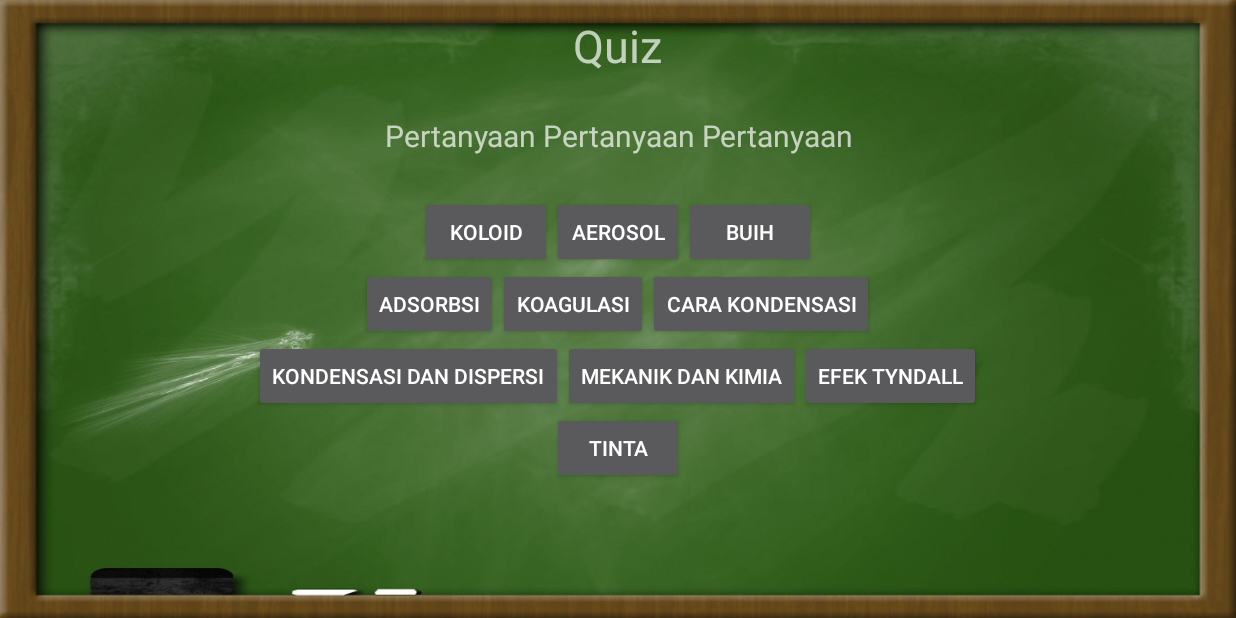
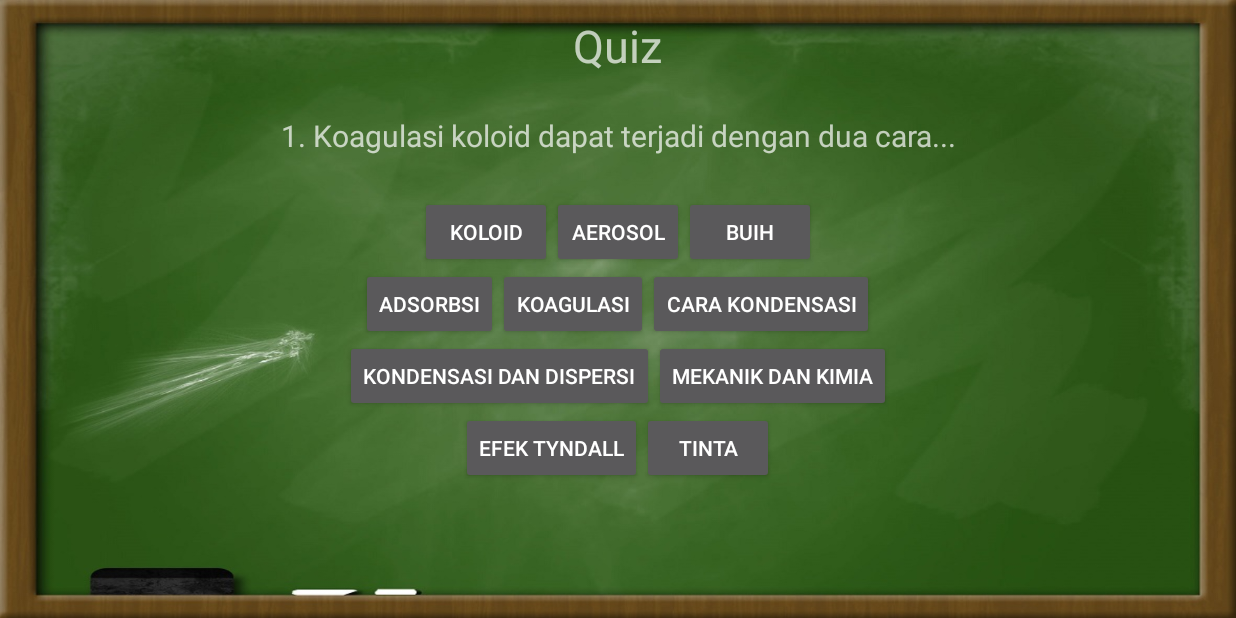
Before and after one commit to nandawawank/KimOnDroid, an Android app: the QuizActivity screen opened directly, with no data from a screen before it, on a phone screen of 824 x 412 dp (held sideways). Run offline under Robolectric (Android 15) with nearby library versions, the phone set to English and light mode, and no system bars.

Commit message:
Menambahkan fitur-fitur quiz

```diff
--- a/app/src/main/java/com/madwak/kimondroid/MainActivity.java
+++ b/app/src/main/java/com/madwak/kimondroid/MainActivity.java
@@ -21,7 +21,7 @@ public class MainActivity extends AppCompatActivity {
     public void funcQuiz(View view) {
         Intent quiz = new Intent(MainActivity.this,QuizActivity.class);
         startActivity(quiz);
-        finish();
+        // finish();
     }
 
     public void funMateri(View view) {
--- a/app/src/main/java/com/madwak/kimondroid/QuizActivity.java
+++ b/app/src/main/java/com/madwak/kimondroid/QuizActivity.java
@@ -1,12 +1,23 @@
 package com.madwak.kimondroid;
 
+import android.content.DialogInterface;
+import android.content.Intent;
+import android.support.v7.app.AlertDialog;
 import android.support.v7.app.AppCompatActivity;
 import android.os.Bundle;
+import android.view.View;
+import android.widget.Button;
 import android.widget.TextView;
+import android.widget.Toast;
+
+import java.util.ArrayList;
+import java.util.List;
+
+import static java.lang.System.*;
 
 public class QuizActivity extends AppCompatActivity {
 
-    String[] Pertanyaan = { "Campuran yang ukuran partikel terdispersinya berada di antara larutan dan suspensi adalah…",
+    String[] pertanyaan = { "Campuran yang ukuran partikel terdispersinya berada di antara larutan dan suspensi adalah…",
             "Sistem koloid dari pertikel padat atau cair yang terdispersi dalam gas adalah…",
             "Sistem koloid dari gas yang terdispersi dalam zat cair adalah...",
             "Peristiwa penyerapan muatan oleh permukaan-permukaan partikel koloid adalah...",
@@ -16,12 +27,87 @@ public class QuizActivity extends AppCompatActivity {
             "Koagulasi koloid dapat terjadi dengan dua cara...",
             "Peristiwa penghamburan partikel koloid oleh cahaya adalah...",
             "Contoh sistem koloid dari fase terdispersi padat dalam pendispersi cair adalah..."};
+    String[] jawaban = { "Koloid", "Aerosol", "Buih", "Adsorbsi", "Koagulasi", "Cara Kondensasi", "Kondensasi dan Dispersi", "Mekanik dan Kimia", "Efek Tyndall", "Tinta" };
 
-    TextView tvQuestion = (TextView) findViewById(R.id.tvQuestion);
+    List history = new ArrayList();
+    TextView tvQuestion;
+    Button myAnswer;
+
+    int myScore = 0;
+    int indexQuest = 0;
+    int totalQuest = 0;
 
     @Override
     protected void onCreate(Bundle savedInstanceState) {
         super.onCreate(savedInstanceState);
         setContentView(R.layout.activity_quiz);
+        tvQuestion = (TextView) findViewById(R.id.tvQuestion);
+
+        setQuest();
+    }
+
+    void setQuest() {
+        if (totalQuest < 10) {
+            // mengambil indeks untuk pertanyaan secara acak dari 0 - 9
+            indexQuest = (int) (Math.random() * pertanyaan.length);
+
+            // mengecek apakah indeks yang didapat sudah pernah didapat sebelumnya
+            for (int n = 0; n < history.size(); n++) {
+                if ((int) history.get(n) == indexQuest) {
+                    out.println("Jejak ?= Indeks : " + (int) history.get(n) + " ?= " + indexQuest);
+
+                    indexQuest = (int) (Math.random() * pertanyaan.length);
+                    n = 0;
+                }
+            }
+            totalQuest++;
+            history.add(indexQuest);
+            out.println(pertanyaan[indexQuest].toString() + "? " + jawaban[indexQuest].toString());
+
+            tvQuestion.setText(totalQuest + ". " + pertanyaan[indexQuest].toString());
+        }
+        else {
+            // jika permainan selesai maka akan ditampilkan dialog quiz selesai dan menampilkan nilai yang diperoleh
+            AlertDialog.Builder dialogEnd = new  AlertDialog.Builder(this);
+            dialogEnd.setTitle("Quiz berakhir!");
+            dialogEnd
+                    .setMessage("Selamat! Kamu berhasil menjawab " + myScore / 10 + " pertanyaan \nNilai Kamu: " + myScore)
+                    //.setIcon(R.drawable.right)
+                    .setCancelable(false)
+                    .setPositiveButton("Beranda", new DialogInterface.OnClickListener() {
+                        public void onClick(DialogInterface dialog, int id) {
+                            finish();
+                        }
+                    })
+                    .setNegativeButton("Ulang Kuis", new DialogInterface.OnClickListener() {
+                        @Override
+                        public void onClick(DialogInterface dialog, int id) {
+                            totalQuest = 0;
+                            history.clear();
+                            setQuest();
+                            dialog.cancel();
+                        }
+                    });
+            AlertDialog alertDialog = dialogEnd.create();
+            alertDialog.show();
+        }
+    }
+
+    public void myAnswer(View view) {
+        myAnswer = (Button) view;
+
+        // jika jawaban yang dipilih sama dengan jawaban yang memiliki indeks sama dengan indeks pertanyaan
+        if (myAnswer.getText().toString().toLowerCase().equals(jawaban[indexQuest].toLowerCase())) {
+            myScore =+ 10;
+            // displayToast((String) myAnswer.getText() + " jawaban yang benar!");
+        }
+        else{
+            // displayToast((String) myAnswer.getText() + " jawaban yang salah!");
+        }
+        setQuest();
+    }
+
+    public void displayToast(String message) {
+        Toast.makeText(getApplicationContext(), message, Toast.LENGTH_SHORT).show();
     }
 }
--- a/app/src/main/res/layout/activity_quiz.xml
+++ b/app/src/main/res/layout/activity_quiz.xml
@@ -5,8 +5,8 @@
     android:layout_width="match_parent"
     android:layout_height="match_parent"
     android:background="@drawable/bg_quiz"
+    android:paddingLeft="25dp"
     android:paddingRight="25dp"
-    android:paddingLeft="25dp"
     tools:context="com.madwak.kimondroid.QuizActivity">
 
     <TextView
@@ -40,19 +40,22 @@
             android:id="@+id/btnAnswer1"
             android:layout_width="wrap_content"
             android:layout_height="wrap_content"
-            android:text="Koloid"/>
+            android:text="Koloid"
+            android:onClick="myAnswer"/>
 
         <Button
             android:id="@+id/btnAnswer2"
             android:layout_width="wrap_content"
             android:layout_height="wrap_content"
-            android:text="Aerosol"/>
+            android:text="Aerosol"
+            android:onClick="myAnswer"/>
 
         <Button
             android:id="@+id/btnAnswer3"
             android:layout_width="wrap_content"
             android:layout_height="wrap_content"
-            android:text="Buih"/>
+            android:text="Buih"
+            android:onClick="myAnswer"/>
     </LinearLayout>
 
     <LinearLayout
@@ -67,19 +70,22 @@
             android:id="@+id/btnAnswer4"
             android:layout_width="wrap_content"
             android:layout_height="wrap_content"
-            android:text="Adsorbsi"/>
+            android:text="Adsorbsi"
+            android:onClick="myAnswer"/>
 
         <Button
             android:id="@+id/btnAnswer5"
             android:layout_width="wrap_content"
             android:layout_height="wrap_content"
-            android:text="Koagulasi"/>
+            android:text="Koagulasi"
+            android:onClick="myAnswer"/>
 
         <Button
             android:id="@+id/btnAnswer6"
             android:layout_width="wrap_content"
             android:layout_height="wrap_content"
-            android:text="Cara Kondensasi"/>
+            android:text="Cara Kondensasi"
+            android:onClick="myAnswer"/>
     </LinearLayout>
 
     <LinearLayout
@@ -94,19 +100,15 @@
             android:id="@+id/btnAnswer7"
             android:layout_width="wrap_content"
             android:layout_height="wrap_content"
-            android:text="Kondensasi dan Dispersi"/>
+            android:text="Kondensasi dan Dispersi"
+            android:onClick="myAnswer"/>
 
         <Button
             android:id="@+id/btnAnswer8"
             android:layout_width="wrap_content"
             android:layout_height="wrap_content"
-            android:text="Mekanik dan Kimia"/>
-
-        <Button
-            android:id="@+id/btnAnswer9"
-            android:layout_width="wrap_content"
-            android:layout_height="wrap_content"
-            android:text="Efek Tyndall"/>
+            android:text="Mekanik dan Kimia"
+            android:onClick="myAnswer"/>
     </LinearLayout>
 
     <LinearLayout
@@ -118,10 +120,18 @@
         android:orientation="horizontal">
 
         <Button
+            android:id="@+id/btnAnswer9"
+            android:layout_width="wrap_content"
+            android:layout_height="wrap_content"
+            android:text="Efek Tyndall"
+            android:onClick="myAnswer"/>
+
+        <Button
             android:id="@+id/btnAnswer10"
             android:layout_width="wrap_content"
             android:layout_height="wrap_content"
-            android:text="Tinta"/>
+            android:text="Tinta"
+            android:onClick="myAnswer"/>
     </LinearLayout>
 
 </RelativeLayout>
```
Also changed, not shown: app/src/main/AndroidManifest.xml (+4 -3 lines).
